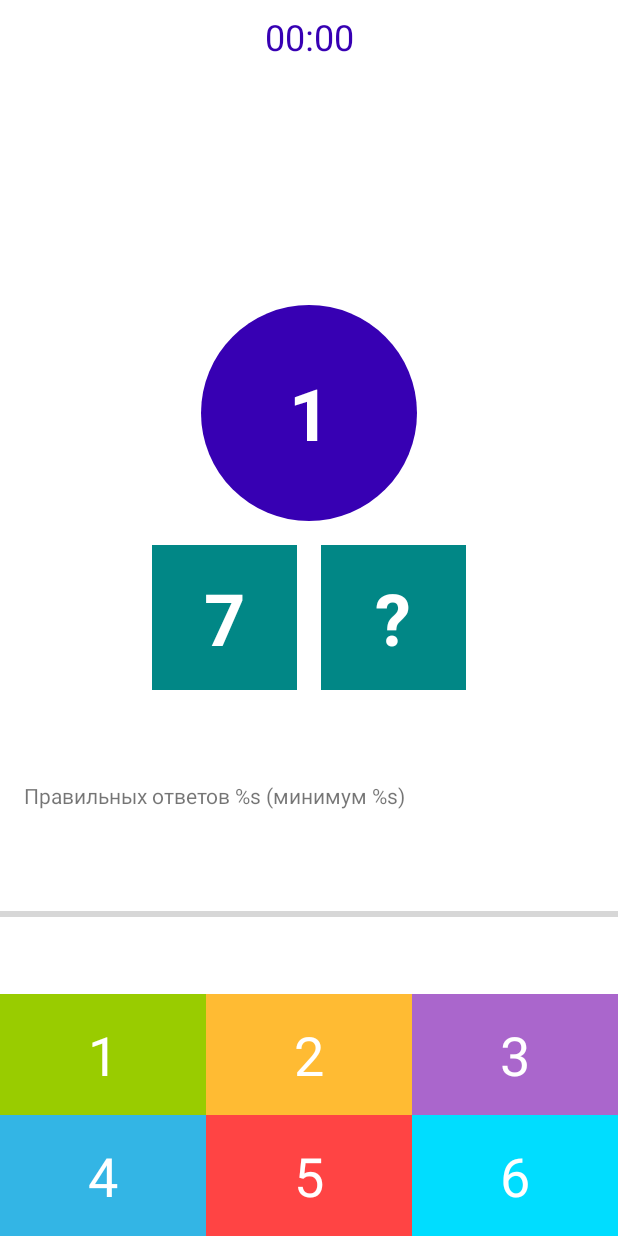
After one commit to DanyaBulavinov/Composition, an Android app: the layout fragment_game.xml on its own in the app's theme, with its tools: preview values and no code run, on a phone screen of 412 x 824 dp. The commit adds this screen. Run offline under Robolectric (Android 15) with nearby library versions, the phone set to English and light mode, and no system bars.

Commit message:
Finished layouts

```diff
--- a/app/build.gradle
+++ b/app/build.gradle
@@ -30,6 +30,10 @@ android {
     kotlinOptions {
         jvmTarget = '1.8'
     }
+    buildFeatures{
+        viewBinding = true
+    }
+
 }
 
 dependencies {
--- /dev/null
+++ b/app/src/main/res/drawable/circle_background.xml
@@ -0,0 +1,6 @@
+<?xml version="1.0" encoding="utf-8"?>
+<shape
+    xmlns:android="http://schemas.android.com/apk/res/android"
+    android:shape="oval">
+    <solid android:color="@color/purple_700"/>
+</shape>
--- /dev/null
+++ b/app/src/main/res/layout/fragment_game.xml
@@ -0,0 +1,156 @@
+<?xml version="1.0" encoding="utf-8"?>
+<androidx.constraintlayout.widget.ConstraintLayout xmlns:android="http://schemas.android.com/apk/res/android"
+    xmlns:app="http://schemas.android.com/apk/res-auto"
+    xmlns:tools="http://schemas.android.com/tools"
+    android:layout_width="match_parent"
+    android:layout_height="match_parent"
+    tools:context=".presentation.GameFragment">
+
+    <TextView
+        android:id="@+id/tv_timer"
+        android:layout_width="wrap_content"
+        android:layout_height="wrap_content"
+        android:layout_margin="8dp"
+        android:textColor="@color/purple_700"
+        android:textSize="24sp"
+        app:layout_constraintEnd_toEndOf="parent"
+        app:layout_constraintStart_toStartOf="parent"
+        app:layout_constraintTop_toTopOf="parent"
+        tools:text="00:00" />
+
+    <TextView
+        android:id="@+id/tv_sum"
+        style="@style/QuestionTextStyle"
+        android:layout_width="144dp"
+        android:layout_height="144dp"
+        android:background="@drawable/circle_background"
+        app:layout_constraintStart_toStartOf="parent"
+        app:layout_constraintBottom_toTopOf="@id/tv_left_number"
+        app:layout_constraintEnd_toEndOf="parent"
+        app:layout_constraintTop_toTopOf="parent"
+        app:layout_constraintVertical_chainStyle="packed"
+        tools:text="1" />
+
+    <TextView
+        android:id="@+id/tv_left_number"
+        style="@style/QuestionTextStyle"
+        android:layout_width="0dp"
+        android:layout_height="wrap_content"
+        android:background="@color/teal_700"
+        app:layout_constraintBottom_toTopOf="@id/tv_option_1"
+        app:layout_constraintDimensionRatio="1:1"
+        app:layout_constraintEnd_toStartOf="@id/tv_question"
+        app:layout_constraintHorizontal_chainStyle="packed"
+        app:layout_constraintStart_toStartOf="parent"
+        app:layout_constraintTop_toBottomOf="@id/tv_sum"
+        tools:text="7" />
+
+    <TextView
+        android:id="@+id/tv_question"
+        style="@style/QuestionTextStyle"
+        android:layout_width="0dp"
+        android:layout_height="wrap_content"
+        android:background="@color/teal_700"
+        android:text="@string/question_mark"
+        app:layout_constraintBottom_toBottomOf="@id/tv_left_number"
+        app:layout_constraintDimensionRatio="1:1"
+        app:layout_constraintEnd_toEndOf="parent"
+        app:layout_constraintStart_toEndOf="@id/tv_left_number"
+        app:layout_constraintTop_toTopOf="@id/tv_left_number" />
+
+    <TextView
+        android:id="@+id/tv_option_1"
+        style="@style/OptionTextStyle"
+        android:layout_width="0dp"
+        android:layout_height="wrap_content"
+        android:background="@android:color/holo_green_light"
+        app:layout_constraintBottom_toTopOf="@id/tv_option_4"
+        app:layout_constraintEnd_toStartOf="@id/tv_option_5"
+        app:layout_constraintHorizontal_chainStyle="spread"
+        app:layout_constraintStart_toStartOf="parent"
+        tools:ignore="TextContrastCheck,TextContrastCheck"
+        tools:text="1" />
+
+    <TextView
+        android:id="@+id/tv_option_2"
+        style="@style/OptionTextStyle"
+        android:layout_width="0dp"
+        android:layout_height="wrap_content"
+        android:background="@android:color/holo_orange_light"
+        app:layout_constraintBottom_toTopOf="@id/tv_option_4"
+        app:layout_constraintEnd_toStartOf="@id/tv_option_6"
+        app:layout_constraintStart_toEndOf="@id/tv_option_4"
+        tools:ignore="TextContrastCheck"
+        tools:text="2" />
+
+    <TextView
+        android:id="@+id/tv_option_3"
+        style="@style/OptionTextStyle"
+        android:layout_width="0dp"
+        android:layout_height="wrap_content"
+        android:background="@android:color/holo_purple"
+        app:layout_constraintBottom_toTopOf="@id/tv_option_4"
+        app:layout_constraintEnd_toEndOf="parent"
+        app:layout_constraintStart_toEndOf="@id/tv_option_5"
+        tools:text="3" />
+
+    <TextView
+        android:id="@+id/tv_option_4"
+        style="@style/OptionTextStyle"
+        android:layout_width="0dp"
+        android:layout_height="wrap_content"
+        android:background="@android:color/holo_blue_light"
+        app:layout_constraintBottom_toBottomOf="parent"
+        app:layout_constraintEnd_toStartOf="@id/tv_option_5"
+        app:layout_constraintHorizontal_chainStyle="spread"
+        app:layout_constraintStart_toStartOf="parent"
+        tools:ignore="TextContrastCheck,TextContrastCheck"
+        tools:text="4" />
+
+    <TextView
+        android:id="@+id/tv_option_5"
+        style="@style/OptionTextStyle"
+        android:layout_width="0dp"
+        android:layout_height="wrap_content"
+        android:background="@android:color/holo_red_light"
+        app:layout_constraintBottom_toBottomOf="parent"
+        app:layout_constraintEnd_toStartOf="@id/tv_option_6"
+        app:layout_constraintStart_toEndOf="@id/tv_option_4"
+        tools:text="5" />
+
+    <TextView
+        android:id="@+id/tv_option_6"
+        style="@style/OptionTextStyle"
+        android:layout_width="0dp"
+        android:layout_height="wrap_content"
+        android:background="@android:color/holo_blue_bright"
+        app:layout_constraintBottom_toBottomOf="parent"
+        app:layout_constraintEnd_toEndOf="parent"
+        app:layout_constraintStart_toEndOf="@id/tv_option_5"
+        tools:ignore="TextContrastCheck"
+        tools:text="6" />
+
+    <TextView
+        android:id="@+id/answers_progress"
+        android:layout_width="match_parent"
+        android:layout_height="wrap_content"
+        android:layout_margin="16dp"
+        android:text="@string/progress_answers"
+        app:layout_constraintBottom_toTopOf="@id/progress_bar"
+        app:layout_constraintTop_toBottomOf="@id/tv_left_number"
+        app:layout_constraintVertical_chainStyle="spread"
+        tools:ignore="TextContrastCheck" />
+
+    <ProgressBar
+        android:id="@+id/progress_bar"
+        style="?android:attr/progressBarStyleHorizontal"
+        android:layout_width="0dp"
+        android:layout_height="wrap_content"
+        android:max="100"
+        android:secondaryProgressTint="@android:color/background_dark"
+        app:layout_constraintBottom_toTopOf="@id/tv_option_2"
+        app:layout_constraintEnd_toEndOf="parent"
+        app:layout_constraintStart_toStartOf="parent"
+        app:layout_constraintTop_toBottomOf="@id/answers_progress" />
+
+</androidx.constraintlayout.widget.ConstraintLayout>
--- /dev/null
+++ b/app/src/main/res/values/styles.xml
@@ -0,0 +1,17 @@
+<?xml version="1.0" encoding="utf-8"?>
+<resources>
+    <style name="OptionTextStyle">
+        <item name="android:padding">16dp</item>
+        <item name="android:textSize">36sp</item>
+        <item name="android:gravity">center</item>
+        <item name="android:textColor">@color/white</item>
+    </style>
+    <style name="QuestionTextStyle">
+        <item name="android:padding">16dp</item>
+        <item name="android:textSize">48sp</item>
+        <item name="android:gravity">center</item>
+        <item name="android:textStyle">bold</item>
+        <item name="android:layout_margin">8dp</item>
+        <item name="android:textColor">@color/white</item>
+    </style>
+</resources>
```
Also changed, not shown: app/src/main/java/com/example/composition/presentation/ChooseLevelFragment.kt (added, +18 -0 lines), app/src/main/java/com/example/composition/presentation/GameFinishedFragment.kt (added, +19 -0 lines), app/src/main/java/com/example/composition/presentation/GameFragment.kt (added, +19 -0 lines), app/src/main/java/com/example/composition/presentation/WelcomeFragment.kt (added, +19 -0 lines), app/src/main/res/drawable/ic_brain.xml (added, +12 -0 lines), app/src/main/res/drawable/ic_sad.xml (added, +14 -0 lines), app/src/main/res/drawable/ic_smile.xml (added, +13 -0 lines), app/src/main/res/layout/fragment_choose_level.xml (added, +55 -0 lines), app/src/main/res/layout/fragment_game_finished.xml (added, +79 -0 lines), app/src/main/res/layout/fragment_welcome.xml (added, +54 -0 lines), app/src/main/res/values/strings.xml (+17 -0 lines).
